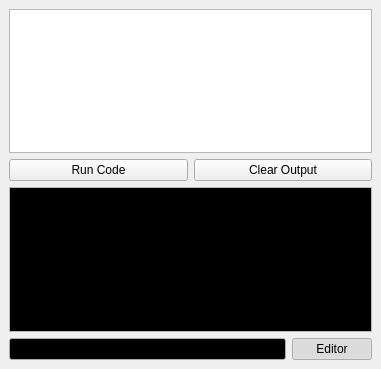
This is src/dialogs/dock/dock_script_log.ui in mbasaglia/Knotter as Qt 5 draws it before an edit. The edited form follows.
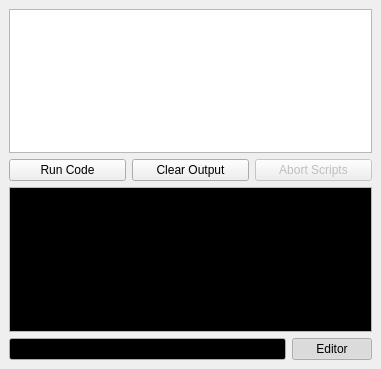
This is the edited form. Icons and pictures are not drawn. Custom widgets are drawn as their Qt base class.

Commit message: More Script console features

The edit to the form file:
```diff
--- a/src/dialogs/dock/dock_script_log.ui
+++ b/src/dialogs/dock/dock_script_log.ui
@@ -77,6 +77,24 @@
            </property>
           </widget>
          </item>
+         <item>
+          <widget class="QPushButton" name="button_stop">
+           <property name="enabled">
+            <bool>false</bool>
+           </property>
+           <property name="toolTip">
+            <string>Stop the currently running script</string>
+           </property>
+           <property name="text">
+            <string>Abort Scripts</string>
+           </property>
+           <property name="icon">
+            <iconset theme="process-stop">
+             <normaloff/>
+            </iconset>
+           </property>
+          </widget>
+         </item>
         </layout>
        </item>
       </layout>
```
The commit also changes 9 other files.
